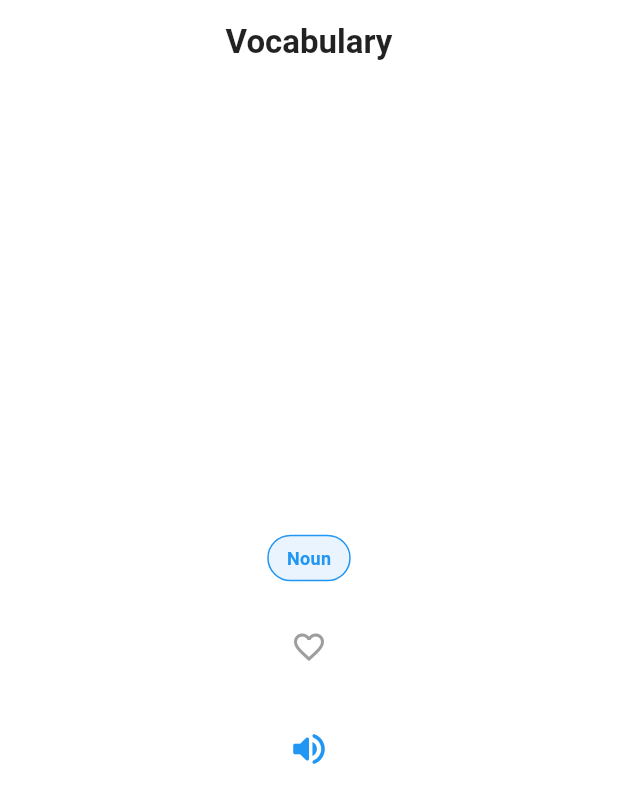
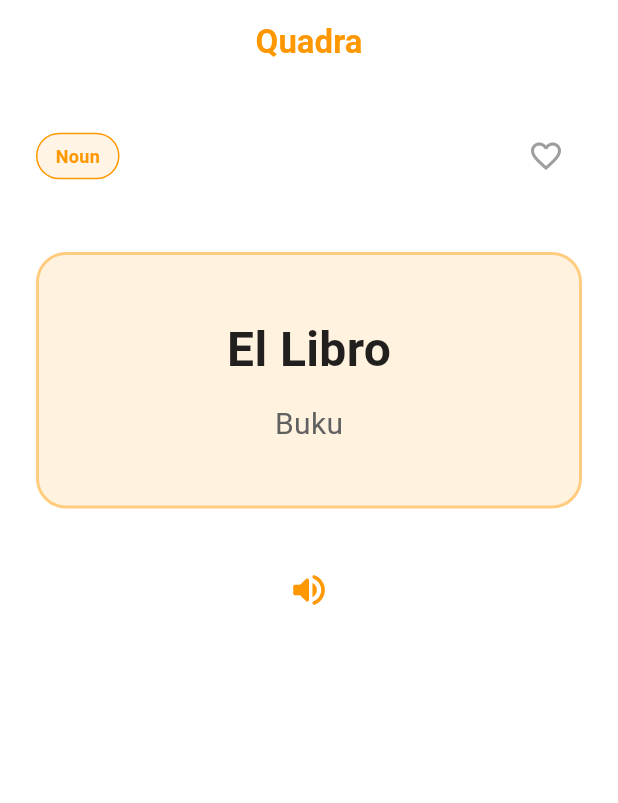
Before and after one commit to Ransley77/UTS-MobileProgramming, a Flutter app: the screen it shows after launch, on a phone screen of 412 x 824 dp. Shown: the top 803 px of the screen. Run offline on Flutter 3.47's test engine with Material 3 defaults, Android fonts, the phone set to English and light mode, and no system bars.

Commit message:
Membuat komponen VocabularyCard dan menyesuaikan UI dengan tema oren Quadra

```diff
--- a/lib/screens/vocabulary_screen.dart
+++ b/lib/screens/vocabulary_screen.dart
@@ -3,6 +3,7 @@ import 'package:flutter/material.dart';
 import '../widgets/vocabulary/category_chip.dart';
 import '../widgets/vocabulary/favorite_button.dart';
 import '../widgets/vocabulary/audio_button.dart';
+import '../widgets/vocabulary/vocabulary_card.dart';
 
 class VocabularyScreen extends StatelessWidget {
   const VocabularyScreen({super.key});
@@ -13,22 +14,27 @@ class VocabularyScreen extends StatelessWidget {
       backgroundColor: Colors.white,
       appBar: AppBar(
         title: const Text(
-          'Vocabulary',
-          style: TextStyle(fontWeight: FontWeight.bold, color: Colors.black87),
+          'Quadra',
+          style: TextStyle(fontWeight: FontWeight.bold, color: Colors.orange),
         ),
         centerTitle: true,
         backgroundColor: Colors.white,
         elevation: 0,
-        iconTheme: const IconThemeData(color: Colors.black87),
       ),
-      body: const Center(
+      body: const Padding(
+        padding: EdgeInsets.all(24.0),
         child: Column(
-          mainAxisAlignment: MainAxisAlignment.center,
           children: [
-            CategoryChip(label: 'Noun'),
-            SizedBox(height: 20),
-            FavoriteButton(),
-            SizedBox(height: 20),
+            Row(
+              mainAxisAlignment: MainAxisAlignment.spaceBetween,
+              children: [
+                CategoryChip(label: 'Noun'),
+                FavoriteButton(),
+              ],
+            ),
+            SizedBox(height: 40),
+            VocabularyCard(word: 'El Libro', translation: 'Buku'),
+            SizedBox(height: 30),
             AudioButton(audioUrl: 'test.mp3'),
           ],
         ),
--- a/lib/widgets/vocabulary/audio_button.dart
+++ b/lib/widgets/vocabulary/audio_button.dart
@@ -10,7 +10,7 @@ class AudioButton extends StatelessWidget {
   Widget build(BuildContext context) {
     return IconButton(
       icon: const Icon(Icons.volume_up_rounded),
-      color: Colors.blue,
+      color: Colors.orange,
       iconSize: 28.0,
       onPressed: onPlay ?? () {},
     );
--- a/lib/widgets/vocabulary/category_chip.dart
+++ b/lib/widgets/vocabulary/category_chip.dart
@@ -10,14 +10,14 @@ class CategoryChip extends StatelessWidget {
     return Container(
       padding: const EdgeInsets.symmetric(horizontal: 12, vertical: 6),
       decoration: BoxDecoration(
-        color: Colors.blue.withValues(alpha: 0.1), // Warna dasar sementara
+        color: Colors.orange.withAlpha(26),
         borderRadius: BorderRadius.circular(16),
-        border: Border.all(color: Colors.blue, width: 1),
+        border: Border.all(color: Colors.orange, width: 1),
       ),
       child: Text(
         label,
         style: const TextStyle(
-          color: Colors.blue,
+          color: Colors.orange,
           fontWeight: FontWeight.bold,
           fontSize: 12,
         ),
--- /dev/null
+++ b/lib/widgets/vocabulary/vocabulary_card.dart
@@ -0,0 +1,43 @@
+import 'package:flutter/material.dart';
+
+class VocabularyCard extends StatelessWidget {
+  final String word;
+  final String translation;
+
+  const VocabularyCard({
+    super.key,
+    required this.word,
+    required this.translation,
+  });
+
+  @override
+  Widget build(BuildContext context) {
+    return Container(
+      width: double.infinity,
+      padding: const EdgeInsets.symmetric(vertical: 40, horizontal: 20),
+      decoration: BoxDecoration(
+        color: Colors.orange.shade50,
+        borderRadius: BorderRadius.circular(20),
+        border: Border.all(color: Colors.orange.shade200, width: 2),
+      ),
+      child: Column(
+        mainAxisAlignment: MainAxisAlignment.center,
+        children: [
+          Text(
+            word,
+            style: const TextStyle(
+              fontSize: 32,
+              fontWeight: FontWeight.bold,
+              color: Colors.black87,
+            ),
+          ),
+          const SizedBox(height: 12),
+          Text(
+            translation,
+            style: TextStyle(fontSize: 20, color: Colors.grey.shade700),
+          ),
+        ],
+      ),
+    );
+  }
+}
```
